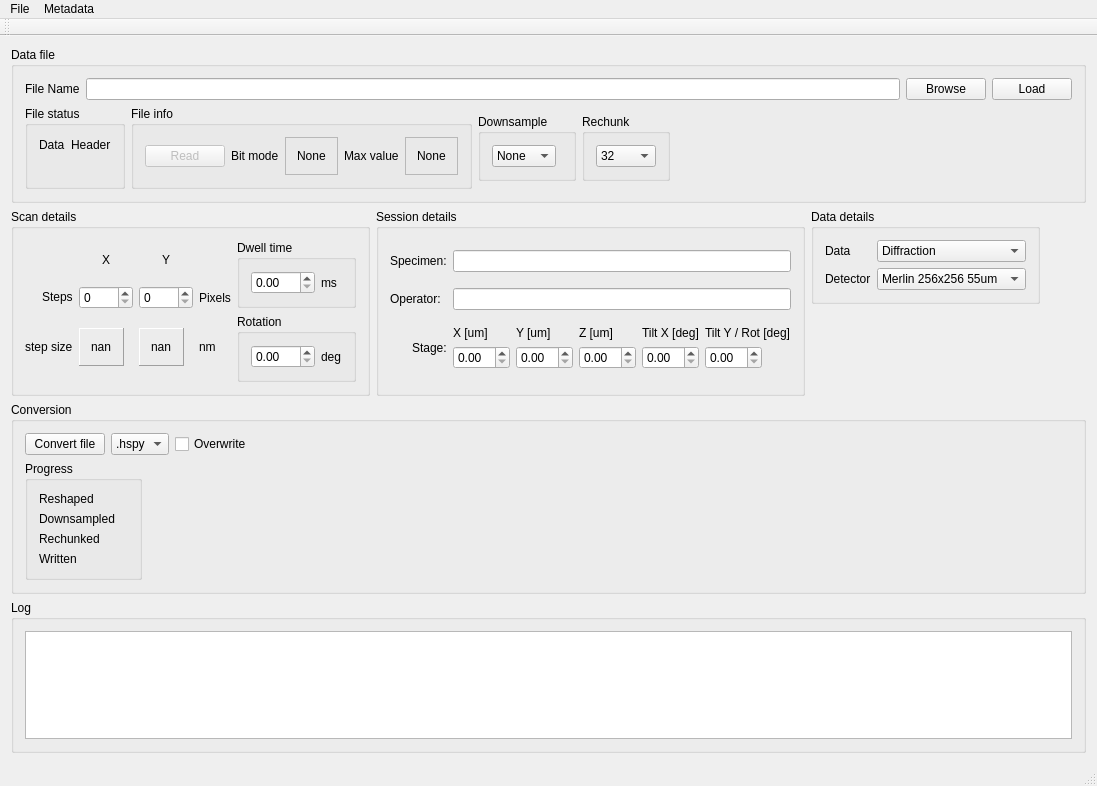
The window that mib2hspy/gui/source/QTCmib2hspy/mainwindow.ui (TEM-Gemini-Centre/mib2hspy) describes before a commit, drawn with Qt 5.
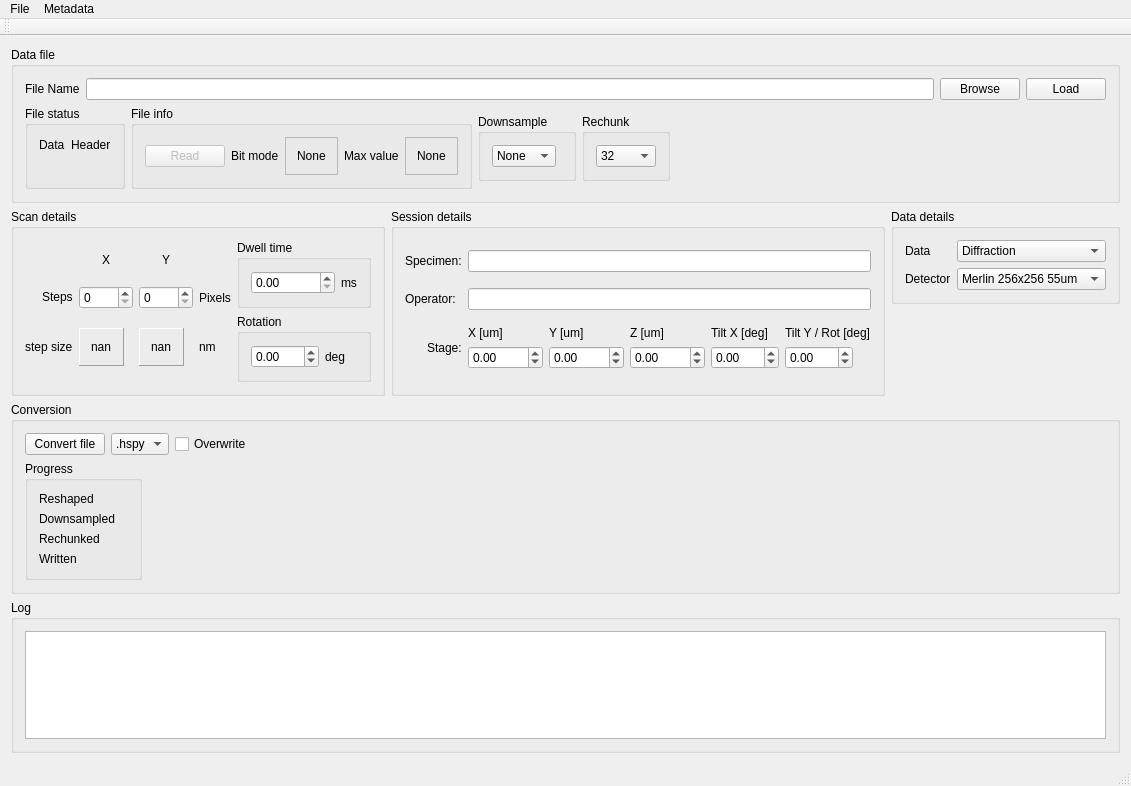
The same window after the commit. Icons and pictures are not drawn. Custom widgets are drawn as their Qt base class.

```diff
--- a/mib2hspy/gui/source/QTCmib2hspy/mainwindow.ui
+++ b/mib2hspy/gui/source/QTCmib2hspy/mainwindow.ui
@@ -803,7 +803,7 @@
                  <double>0.000000000000000</double>
                 </property>
                 <property name="maximum">
-                 <double>999.000000000000000</double>
+                 <double>99999999.000000000000000</double>
                 </property>
                 <property name="value">
                  <double>0.000000000000000</double>
@@ -834,6 +834,9 @@
                   <verstretch>0</verstretch>
                  </sizepolicy>
                 </property>
+                <property name="minimum">
+                 <double>-360.000000000000000</double>
+                </property>
                 <property name="maximum">
                  <double>360.000000000000000</double>
                 </property>
@@ -951,6 +954,12 @@
                <verstretch>0</verstretch>
               </sizepolicy>
              </property>
+             <property name="minimum">
+              <double>-1000.000000000000000</double>
+             </property>
+             <property name="maximum">
+              <double>1000.000000000000000</double>
+             </property>
             </widget>
            </item>
            <item row="1" column="1">
@@ -961,6 +970,12 @@
                <verstretch>0</verstretch>
               </sizepolicy>
              </property>
+             <property name="minimum">
+              <double>-1000.000000000000000</double>
+             </property>
+             <property name="maximum">
+              <double>1000.000000000000000</double>
+             </property>
             </widget>
            </item>
            <item row="1" column="2">
@@ -971,6 +986,12 @@
                <verstretch>0</verstretch>
               </sizepolicy>
              </property>
+             <property name="minimum">
+              <double>-1000.000000000000000</double>
+             </property>
+             <property name="maximum">
+              <double>1000.000000000000000</double>
+             </property>
             </widget>
            </item>
            <item row="1" column="3">
@@ -981,6 +1002,12 @@
                <verstretch>0</verstretch>
               </sizepolicy>
              </property>
+             <property name="minimum">
+              <double>-360.000000000000000</double>
+             </property>
+             <property name="maximum">
+              <double>360.000000000000000</double>
+             </property>
             </widget>
            </item>
            <item row="1" column="4">
@@ -991,6 +1018,12 @@
                <verstretch>0</verstretch>
               </sizepolicy>
              </property>
+             <property name="minimum">
+              <double>-360.000000000000000</double>
+             </property>
+             <property name="maximum">
+              <double>360.000000000000000</double>
+             </property>
             </widget>
            </item>
           </layout>
```
